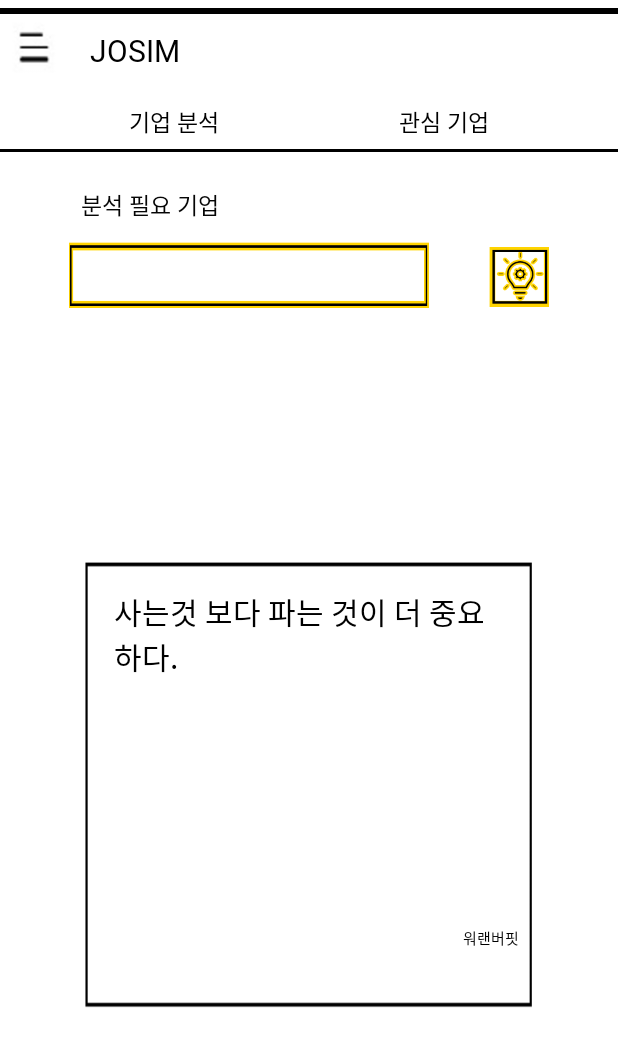
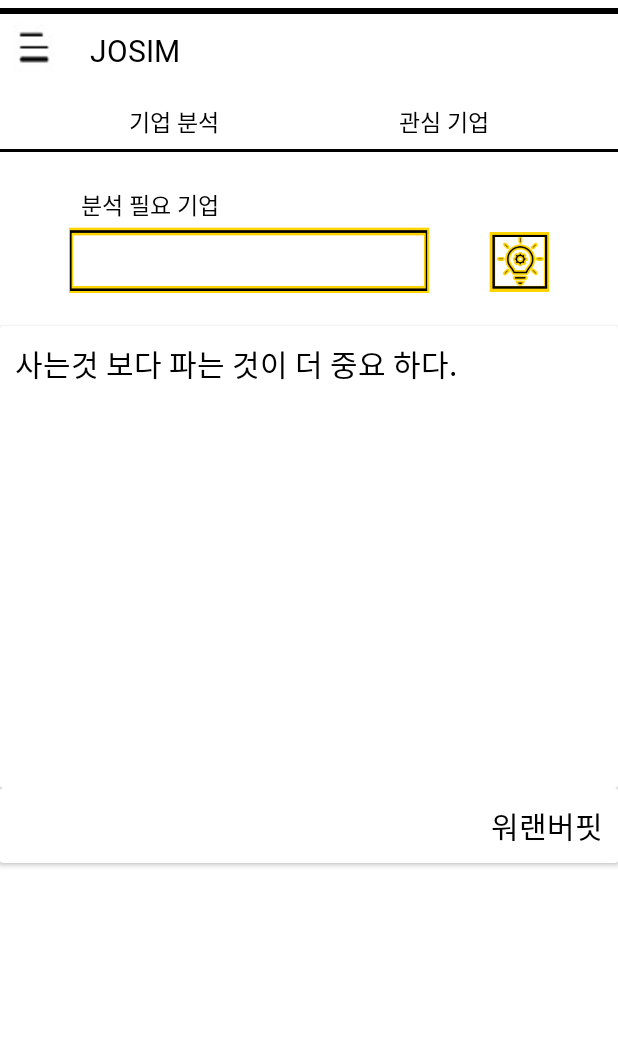
Before and after one commit to seokzzomae/redesign, an Android app: the screen it shows after launch (MainActivity), on a phone screen of 412 x 824 dp. Shown: the top 1047 px of the screen. Run offline under Robolectric (Android 15) with nearby library versions, the phone set to English and light mode, and no system bars.

Commit message:
Fragment1 layout 변경
LayoutView 층수 줄이고 cardView 를 사용해서 이름 띄우기

```diff
--- a/app/src/main/res/layout/frag1.xml
+++ b/app/src/main/res/layout/frag1.xml
@@ -5,33 +5,22 @@
     android:layout_height="match_parent"
     android:orientation="vertical">
 
-    <LinearLayout
-        android:layout_width="match_parent"
-        android:layout_height="60dp"
-        android:layout_gravity="center_horizontal|center_vertical">
-
     <TextView
         android:id="@+id/textView9"
         android:layout_width="200dp"
         android:layout_height="30dp"
+        android:layout_marginTop="20dp"
+        android:fontFamily="@font/bmhanna"
         android:gravity="center_horizontal|center_vertical"
-            android:layout_marginTop="20dp"
         android:text="분석 필요 기업"
         android:textAppearance="@style/TextAppearance.AppCompat.Large"
         android:textColor="#050505"
-            android:fontFamily="@font/bmhanna"
         android:textColorHighlight="#8E821C"
-            android:textSize="15sp"
-            />
-
-
-
-    </LinearLayout>
-
+        android:textSize="15sp" />
 
     <LinearLayout
         android:layout_width="400dp"
-        android:layout_height="60dp"
+        android:layout_height="66dp"
         android:layout_gravity="center_horizontal|center_vertical">
 
         <EditText
@@ -54,60 +43,39 @@
             android:foreground="@drawable/serchicon" />
 
 
-
     </LinearLayout>
 
 
-
-    <LinearLayout
+    <androidx.cardview.widget.CardView
         android:layout_width="match_parent"
-        android:layout_height="match_parent"
-        android:gravity="center">
-
-
-        <LinearLayout
-            android:layout_width="300dp"
-            android:layout_height="300dp"
-            android:orientation="vertical"
-            android:layout_gravity="center"
-
-            android:background="@drawable/myungun"
-            android:fontFamily="@font/bmhanna"
-            android:padding="10dp"
-
-
-            >
+        android:layout_height="308dp">
 
         <TextView
             android:id="@+id/text_myungun"
             android:layout_width="match_parent"
-                android:layout_height="200dp"
+            android:layout_height="300dp"
             android:fontFamily="@font/bmhanna"
             android:padding="10dp"
-                android:text=""
+            android:text="text_myungun"
             android:textColor="#000000"
             android:textSize="20sp" />
+    </androidx.cardview.widget.CardView>
+
+    <androidx.cardview.widget.CardView
+        android:layout_width="match_parent"
+        android:layout_height="wrap_content"
+        >
 
         <TextView
             android:id="@+id/text_person"
             android:layout_width="match_parent"
             android:layout_height="50dp"
             android:fontFamily="@font/bmhanna"
-
-                android:textSize="10sp"
+            android:gravity="right|end"
+            android:padding="10dp"
+            android:text="text_person"
             android:textColor="#000000"
-                android:text=""
-                android:gravity="right|bottom"/>
-
-
-
-
-
+            android:textSize="20sp" />
+    </androidx.cardview.widget.CardView>
 
 </LinearLayout>
-
-
-
-    </LinearLayout>
-
-</LinearLayout>
```
Lines whose indentation alone changed are shown as unchanged.
